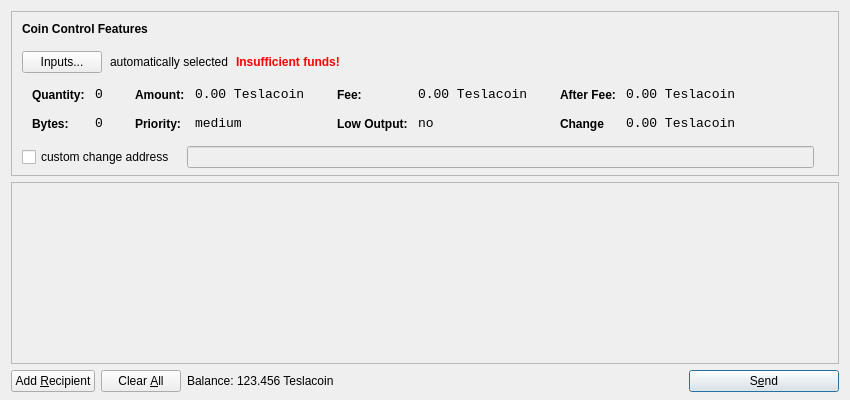
Above: src/qt/forms/sendcoinsdialog.ui from Teslacoin-project/teslacoin before the change. Below: the same form after it.
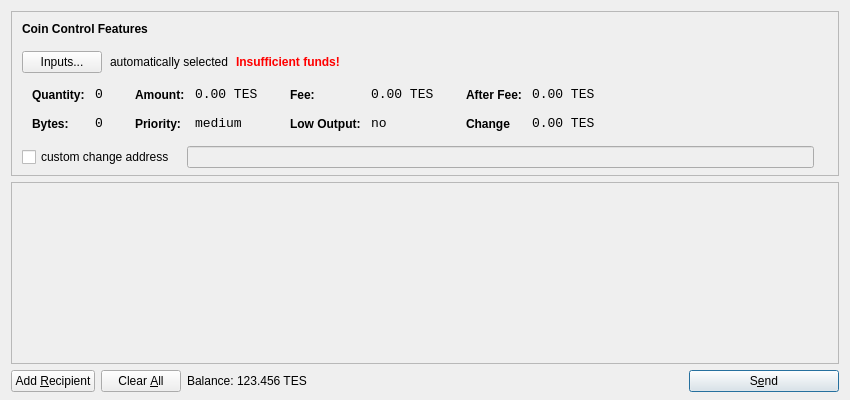
That is the form after the change. Icons and pictures are not drawn.

Patch:
```diff
--- a/src/qt/forms/sendcoinsdialog.ui
+++ b/src/qt/forms/sendcoinsdialog.ui
@@ -321,7 +321,7 @@
                   <enum>Qt::ActionsContextMenu</enum>
                  </property>
                  <property name="text">
-                  <string>0.00 Teslacoin</string>
+                  <string>0.00 TES</string>
                  </property>
                  <property name="textInteractionFlags">
                   <set>Qt::LinksAccessibleByMouse|Qt::TextSelectableByKeyboard|Qt::TextSelectableByMouse</set>
@@ -407,7 +407,7 @@
                   <enum>Qt::ActionsContextMenu</enum>
                  </property>
                  <property name="text">
-                  <string>0.00 Teslacoin</string>
+                  <string>0.00 TES</string>
                  </property>
                  <property name="textInteractionFlags">
                   <set>Qt::LinksAccessibleByMouse|Qt::TextSelectableByKeyboard|Qt::TextSelectableByMouse</set>
@@ -493,7 +493,7 @@
                   <enum>Qt::ActionsContextMenu</enum>
                  </property>
                  <property name="text">
-                  <string>0.00 Teslacoin</string>
+                  <string>0.00 TES</string>
                  </property>
                  <property name="textInteractionFlags">
                   <set>Qt::LinksAccessibleByMouse|Qt::TextSelectableByKeyboard|Qt::TextSelectableByMouse</set>
@@ -525,7 +525,7 @@
                   <enum>Qt::ActionsContextMenu</enum>
                  </property>
                  <property name="text">
-                  <string>0.00 Teslacoin</string>
+                  <string>0.00 TES</string>
                  </property>
                  <property name="textInteractionFlags">
                   <set>Qt::LinksAccessibleByMouse|Qt::TextSelectableByKeyboard|Qt::TextSelectableByMouse</set>
@@ -720,7 +720,7 @@
           <cursorShape>IBeamCursor</cursorShape>
          </property>
          <property name="text">
-          <string>123.456 Teslacoin</string>
+          <string>123.456 TES</string>
          </property>
          <property name="textInteractionFlags">
           <set>Qt::LinksAccessibleByMouse|Qt::TextSelectableByKeyboard|Qt::TextSelectableByMouse</set>
```
